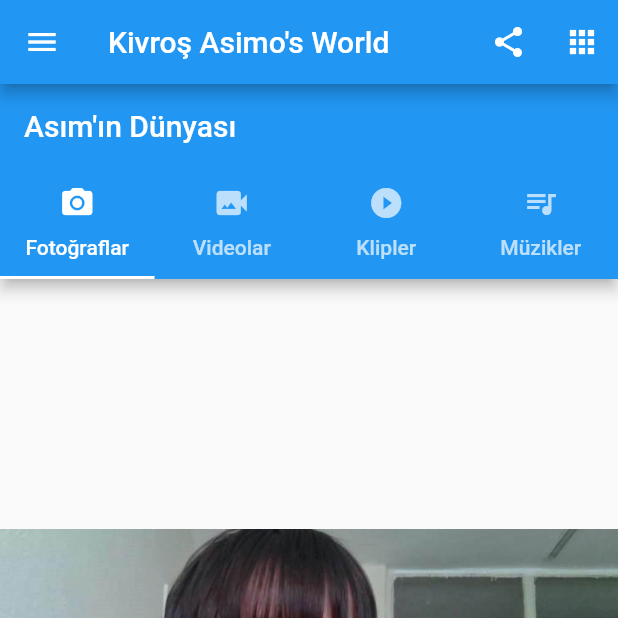
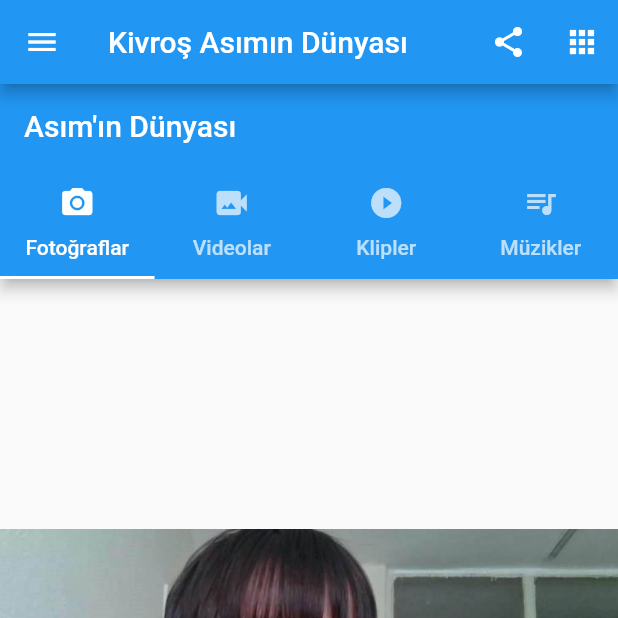
Before and after one commit to dogan1972/depo, a Flutter app: the screen it shows after launch, on a phone screen of 412 x 824 dp, the top half of it. Run offline on Flutter 3.47's test engine with Material 2 defaults, Android fonts, the phone set to English and light mode, and no system bars; our stand-ins replace youtube_player_flutter.

Commit message:
üçüncü versiyon

```diff
--- a/asimo/lib/main.dart
+++ b/asimo/lib/main.dart
@@ -21,7 +21,7 @@ class MyApp extends StatelessWidget {
               ),
               IconButton(onPressed: () {}, icon: Icon(Icons.apps))
             ],
-            title: Text("Kivroş Asimo's World"),
+            title: Text("Kivroş Asımın Dünyası"),
           ),
           body: AsimoTabControllers()),
     );
```
